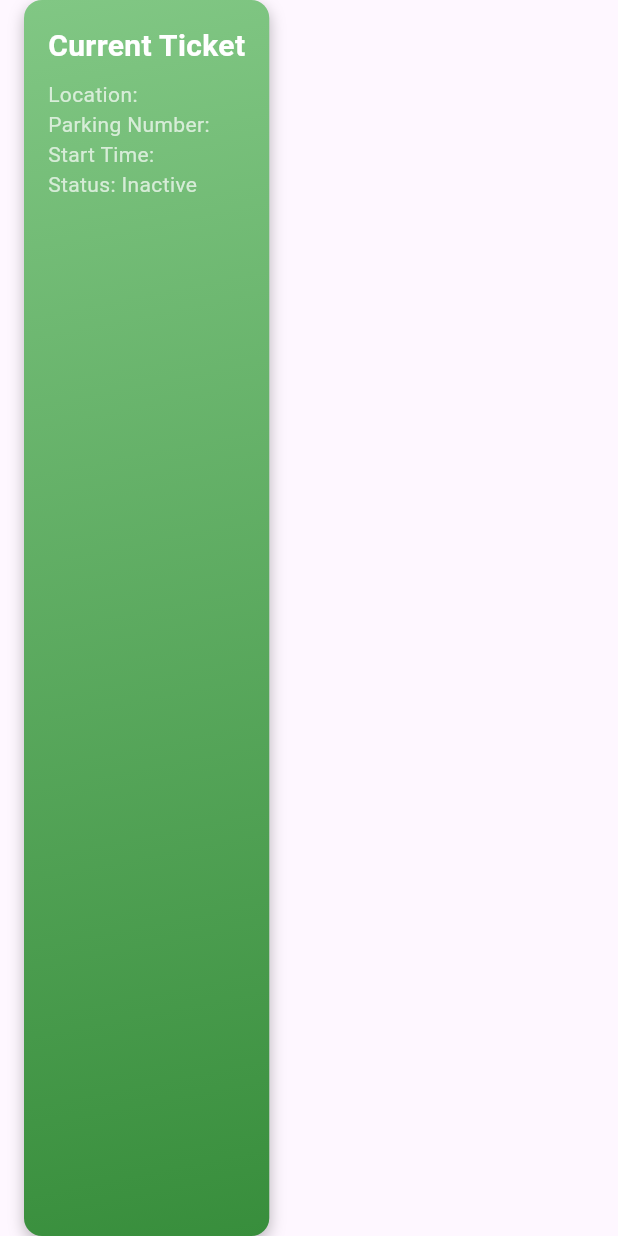
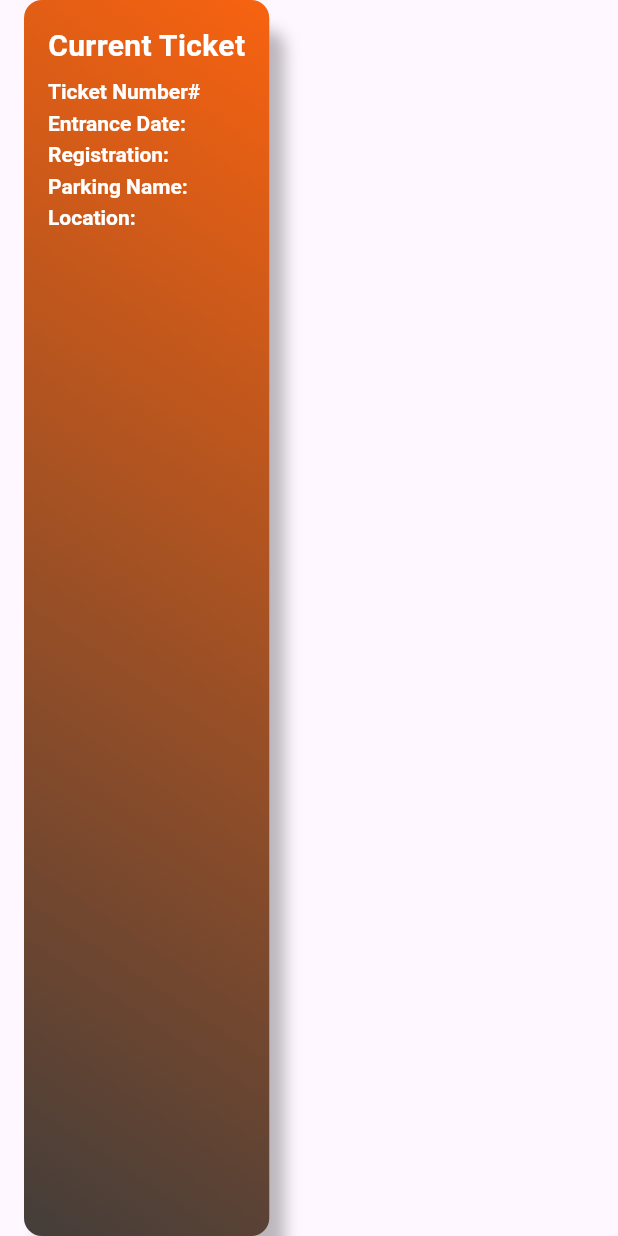
Before and after one commit to szajbot/frontend-simple-app, a Flutter app: the CurrentTicketComponent widget shown alone on an empty page, opened directly with empty values, on a phone screen of 412 x 824 dp. Run offline on Flutter 3.47's test engine with Material 3 defaults, Android fonts, the phone set to English and light mode, and no system bars; our stand-ins replace shared_preferences; accounts and stored records are empty; network calls fail.

```diff
--- a/lib/components/current_ticket_component.dart
+++ b/lib/components/current_ticket_component.dart
@@ -1,18 +1,33 @@
+import 'dart:math' as math;
+
 import 'package:flutter/material.dart';
-import 'package:flutter/widgets.dart';
+
+import '../colors.dart';
 
 class CurrentTicketComponent extends StatelessWidget {
+  final String ticketNumber;
+  final String entranceDate;
+  final String registration;
+  final String parkingName;
   final String location;
-  final String parkingNumber;
-  final String startTime;
-  final bool isActive;
 
-  const CurrentTicketComponent({
+  final _firstStyle = TextStyle(
+      color: Colors.white,
+      fontWeight: FontWeight.bold,
+      fontSize: 14);
+
+  final _secondStyle = TextStyle(
+      color: Colors.white,
+      fontWeight: FontWeight.bold,
+      fontSize: 12);
+
+  CurrentTicketComponent({
     Key? key,
+    required this.ticketNumber,
+    required this.entranceDate,
+    required this.registration,
+    required this.parkingName,
     required this.location,
-    required this.parkingNumber,
-    required this.startTime,
-    required this.isActive,
   }) : super(key: key);
 
   @override
@@ -21,32 +36,52 @@ class CurrentTicketComponent extends StatelessWidget {
       margin: const EdgeInsets.symmetric(horizontal: 16.0),
       padding: const EdgeInsets.all(16.0),
       decoration: BoxDecoration(
-        gradient: LinearGradient(
-          colors: [Colors.green.shade300, Colors.green.shade700],
-          begin: Alignment.topLeft,
-          end: Alignment.bottomRight,
-        ),
           borderRadius: BorderRadius.circular(12),
           boxShadow: [
             BoxShadow(
               color: Colors.black26,
               blurRadius: 8,
-            offset: Offset(0, 4),
+              offset: Offset(10, 20),
             ),
           ],
-      ),
+          gradient: LinearGradient(
+              colors: [CustomColors.componentFont, CustomColors.background2],
+              begin: Alignment.topLeft,
+              end: Alignment.bottomRight,
+              transform: GradientRotation(math.pi / 4))),
       child: Column(
         crossAxisAlignment: CrossAxisAlignment.start,
         children: [
           Text(
             'Current Ticket',
-            style: TextStyle(fontSize: 20, fontWeight: FontWeight.bold, color: Colors.white),
+            style: TextStyle(
+                fontSize: 20, fontWeight: FontWeight.bold, color: Colors.white),
           ),
           const SizedBox(height: 8),
-          Text('Location: $location', style: TextStyle(color: Colors.white70)),
-          Text('Parking Number: $parkingNumber', style: TextStyle(color: Colors.white70)),
-          Text('Start Time: $startTime', style: TextStyle(color: Colors.white70)),
-          Text('Status: ${isActive ? "Active" : "Inactive"}', style: TextStyle(color: Colors.white70)),
+          RichText(text: TextSpan(children: [
+            TextSpan(text: 'Ticket Number# ', style: _firstStyle),
+            TextSpan(text: ' $ticketNumber', style: _secondStyle),
+          ])),
+          const SizedBox(height: 5),
+          RichText(text: TextSpan(children: [
+            TextSpan(text: 'Entrance Date: ', style: _firstStyle),
+            TextSpan(text: ' $entranceDate', style: _secondStyle),
+          ])),
+          const SizedBox(height: 5),
+          RichText(text: TextSpan(children: [
+            TextSpan(text: 'Registration: ', style: _firstStyle),
+            TextSpan(text: ' $registration', style: _secondStyle),
+          ])),
+          const SizedBox(height: 5),
+          RichText(text: TextSpan(children: [
+            TextSpan(text: 'Parking Name: ', style: _firstStyle),
+            TextSpan(text: ' $parkingName', style: _secondStyle),
+          ])),
+          const SizedBox(height: 5),
+          RichText(text: TextSpan(children: [
+            TextSpan(text: 'Location: ', style: _firstStyle),
+            TextSpan(text: ' $location', style: _secondStyle),
+          ])),
         ],
       ),
     );
--- a/pubspec.yaml
+++ b/pubspec.yaml
@@ -59,6 +59,10 @@ flutter:
   # the material Icons class.
   uses-material-design: true
 
+
+  assets:
+    - assets/
+
   # To add assets to your application, add an assets section, like this:
   # assets:
   #   - images/a_dot_burr.jpeg
```
Also changed, not shown: lib/components/account_balance_component.dart (+17 -5 lines), lib/components/parking_component.dart (+49 -13 lines), lib/containers/dashboard_container.dart (+99 -88 lines), assets/parking_one.jpg (added), assets/parking_two.jpg (added), 4 other files. Lines whose indentation alone changed are shown as unchanged.
